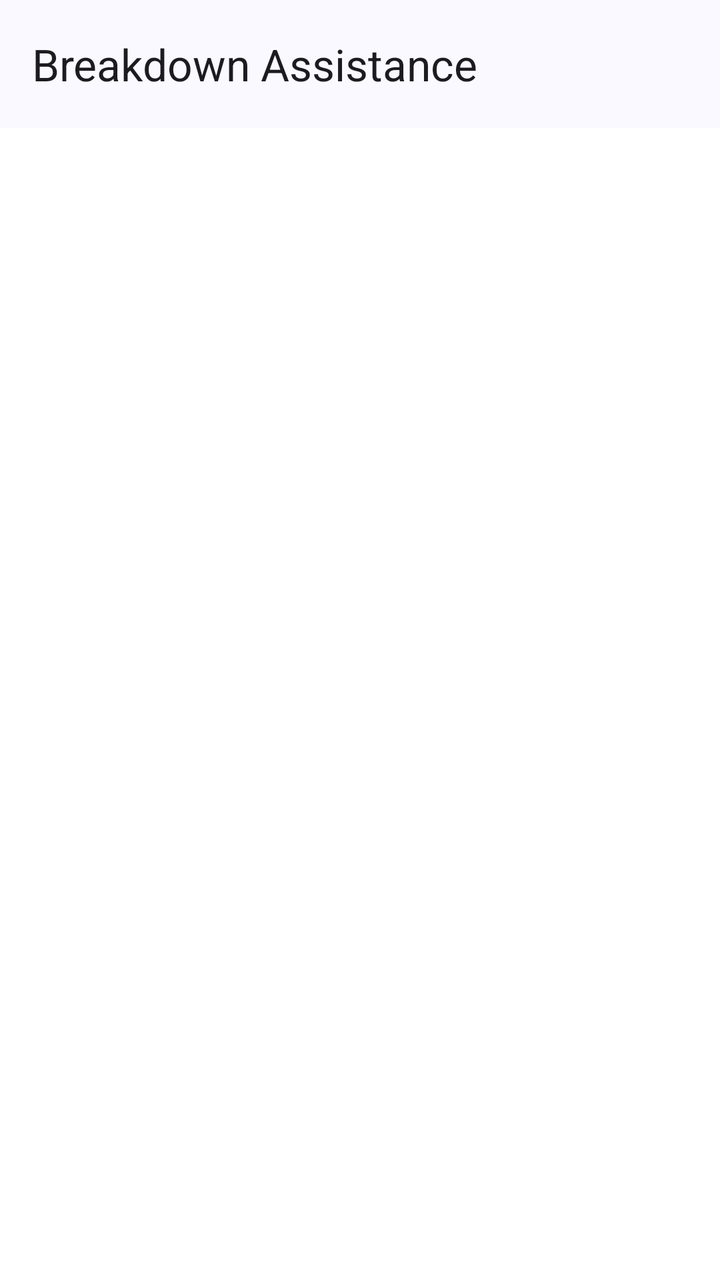
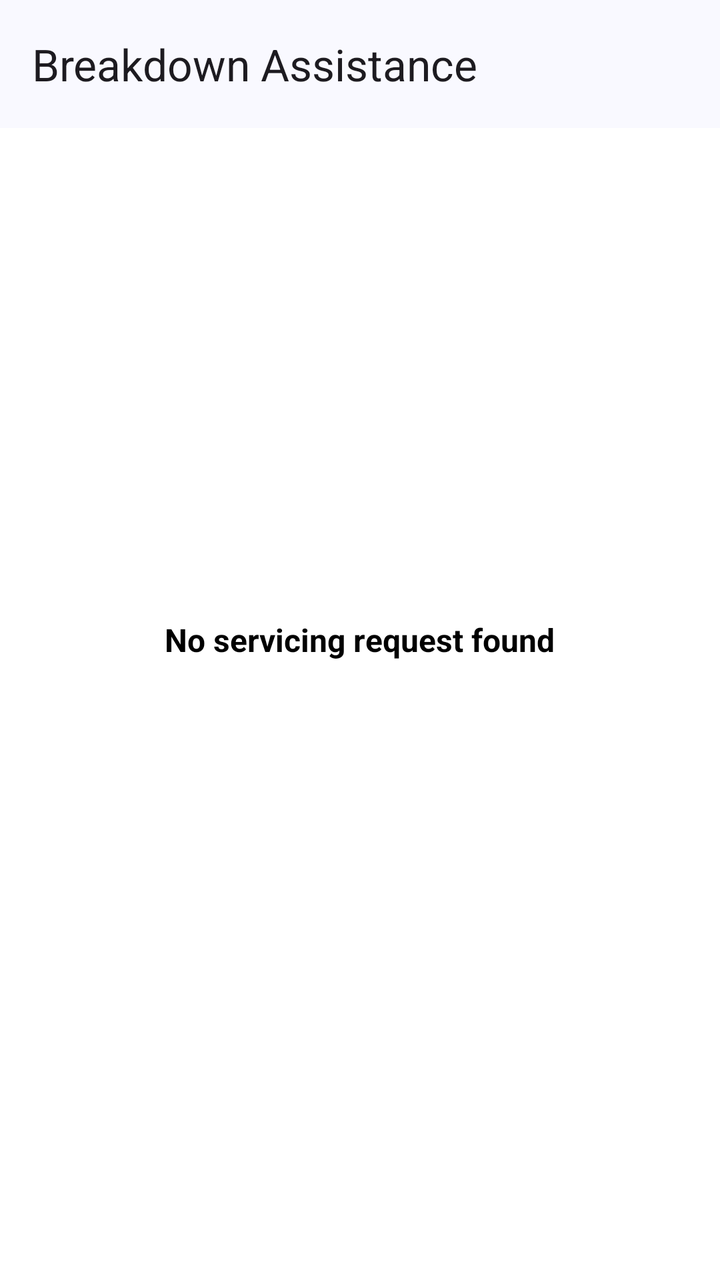

An Android layout rendered at two revisions. The XML below is the earlier revision; the diff shows what the commit changed to produce the second picture.
<!-- AndroidManifest.xml: application theme Theme.BreakdownAssistance -->
<!-- res/layout/fragment_servicing_requests.xml -->
<?xml version="1.0" encoding="utf-8"?>
<androidx.coordinatorlayout.widget.CoordinatorLayout xmlns:android="http://schemas.android.com/apk/res/android"
    xmlns:app="http://schemas.android.com/apk/res-auto"
    xmlns:tools="http://schemas.android.com/tools"
    android:layout_width="match_parent"
    android:layout_height="match_parent"
    tools:context=".ui.fragments.ServicingRequestsFragment">

    <androidx.recyclerview.widget.RecyclerView
        android:id="@+id/recyclerView"
        android:layout_width="match_parent"
        android:layout_height="match_parent"
        android:paddingHorizontal="24dp"
        android:paddingTop="24dp"
        android:paddingBottom="6dp"
        app:layout_behavior="@string/appbar_scrolling_view_behavior"
        tools:listitem="@layout/item_servicing_request_list" />

    <include
        android:id="@+id/header"
        layout="@layout/view_toolbar" />

</androidx.coordinatorlayout.widget.CoordinatorLayout>
<!-- res/layout/item_servicing_request_list.xml (included above) -->
<?xml version="1.0" encoding="utf-8"?>
<com.google.android.material.card.MaterialCardView xmlns:android="http://schemas.android.com/apk/res/android"
    xmlns:app="http://schemas.android.com/apk/res-auto"
    android:layout_width="match_parent"
    android:layout_height="wrap_content"
    android:layout_marginBottom="16dp"
    app:cardBackgroundColor="@color/light_accent"
    app:cardCornerRadius="18dp"
    app:strokeWidth="0dp">

    <LinearLayout
        android:layout_width="match_parent"
        android:layout_height="wrap_content"
        android:orientation="vertical"
        android:paddingHorizontal="24dp"
        android:paddingVertical="12dp">

        <LinearLayout
            android:layout_width="wrap_content"
            android:layout_height="wrap_content"
            android:orientation="horizontal">

            <TextView
                android:layout_width="wrap_content"
                android:layout_height="wrap_content"
                android:text="Service: "
                android:textColor="@color/black"
                android:textSize="16sp"
                android:textStyle="bold" />

            <TextView
                android:id="@+id/tvService"
                android:layout_width="wrap_content"
                android:layout_height="wrap_content"
                android:text="AC Repair"
                android:textColor="@color/black"
                android:textSize="16sp" />

        </LinearLayout>

        <LinearLayout
            android:layout_width="wrap_content"
            android:layout_height="wrap_content"
            android:orientation="horizontal">

            <TextView
                android:layout_width="wrap_content"
                android:layout_height="wrap_content"
                android:text="Requested By: "
                android:textColor="@color/black"
                android:textSize="16sp"
                android:textStyle="bold" />

            <TextView
                android:id="@+id/tvRequestedBy"
                android:layout_width="wrap_content"
                android:layout_height="wrap_content"
                android:text="John Doe"
                android:textColor="@color/black"
                android:textSize="16sp" />

        </LinearLayout>

        <LinearLayout
            android:layout_width="wrap_content"
            android:layout_height="wrap_content"
            android:orientation="horizontal">

            <TextView
                android:layout_width="wrap_content"
                android:layout_height="wrap_content"
                android:text="Garage: "
                android:textColor="@color/black"
                android:textSize="16sp"
                android:textStyle="bold" />

            <TextView
                android:id="@+id/tvGarage"
                android:layout_width="wrap_content"
                android:layout_height="wrap_content"
                android:text="Uttara, Dhaka"
                android:textColor="@color/black"
                android:textSize="16sp" />

        </LinearLayout>

        <LinearLayout
            android:layout_width="wrap_content"
            android:layout_height="wrap_content"
            android:orientation="horizontal">

            <TextView
                android:layout_width="wrap_content"
                android:layout_height="wrap_content"
                android:text="Minimum Price: "
                android:textColor="@color/black"
                android:textSize="16sp"
                android:textStyle="bold" />

            <TextView
                android:id="@+id/tvMinimumPrice"
                android:layout_width="wrap_content"
                android:layout_height="wrap_content"
                android:text="৳ 149"
                android:textColor="@color/black"
                android:textSize="16sp" />

        </LinearLayout>

        <LinearLayout
            android:layout_width="wrap_content"
            android:layout_height="wrap_content"
            android:orientation="horizontal">

            <TextView
                android:layout_width="wrap_content"
                android:layout_height="wrap_content"
                android:text="Service Charge: "
                android:textColor="@color/black"
                android:textSize="16sp"
                android:textStyle="bold" />

            <TextView
                android:id="@+id/tvServiceCharge"
                android:layout_width="wrap_content"
                android:layout_height="wrap_content"
                android:text="৳ 199"
                android:textColor="@color/black"
                android:textSize="16sp" />

        </LinearLayout>

        <LinearLayout
            android:layout_width="wrap_content"
            android:layout_height="wrap_content"
            android:orientation="horizontal">

            <TextView
                android:layout_width="wrap_content"
                android:layout_height="wrap_content"
                android:text="Time: "
                android:textColor="@color/black"
                android:textSize="16sp"
                android:textStyle="bold" />

            <TextView
                android:id="@+id/tvTime"
                android:layout_width="wrap_content"
                android:layout_height="wrap_content"
                android:text="11:00 AM"
                android:textColor="@color/black"
                android:textSize="16sp" />

        </LinearLayout>

        <LinearLayout
            android:layout_width="match_parent"
            android:layout_height="wrap_content"
            android:orientation="vertical">

            <TextView
                android:layout_width="wrap_content"
                android:layout_height="wrap_content"
                android:text="Additional Information:"
                android:textColor="@color/black"
                android:textSize="16sp"
                android:textStyle="bold" />

            <TextView
                android:id="@+id/tvAdditionalInfo"
                android:layout_width="match_parent"
                android:layout_height="wrap_content"
                android:justificationMode="inter_word"
                android:text="There are no additional information."
                android:textColor="@color/black"
                android:textSize="16sp" />

        </LinearLayout>

        <TextView
            android:layout_width="wrap_content"
            android:layout_height="wrap_content"
            android:layout_gravity="start"
            android:layout_marginTop="16dp"
            android:alpha="0.6"
            android:text="Feedback"
            android:textColor="@color/black"
            android:textSize="14sp" />

        <EditText
            android:id="@+id/editTextFeedback"
            android:layout_width="match_parent"
            android:layout_height="wrap_content"
            android:layout_marginTop="8dp"
            android:background="@drawable/semi_transparent_black_bg"
            android:hint="Rejection reason (optional)"
            android:inputType="textMultiLine"
            android:paddingHorizontal="18dp"
            android:paddingVertical="12dp" />

        <LinearLayout
            android:layout_width="match_parent"
            android:layout_height="wrap_content"
            android:layout_marginTop="12dp"
            android:orientation="horizontal">

            <com.google.android.material.button.MaterialButton
                android:id="@+id/btnAccept"
                android:layout_width="0dp"
                android:layout_height="wrap_content"
                android:layout_weight="1"
                android:backgroundTint="@color/accent"
                android:text="ACCEPT"
                app:cornerRadius="8dp" />

            <View
                android:layout_width="16dp"
                android:layout_height="match_parent" />

            <com.google.android.material.button.MaterialButton
                android:id="@+id/btnReject"
                android:layout_width="0dp"
                android:layout_height="wrap_content"
                android:layout_weight="1"
                android:backgroundTint="@color/red"
                android:text="REJECT"
                app:cornerRadius="8dp" />

        </LinearLayout>
    </LinearLayout>
</com.google.android.material.card.MaterialCardView>
<!-- res/layout/view_toolbar.xml (included above) -->
<?xml version="1.0" encoding="utf-8"?>
<com.google.android.material.appbar.AppBarLayout xmlns:android="http://schemas.android.com/apk/res/android"
    xmlns:app="http://schemas.android.com/apk/res-auto"
    xmlns:tools="http://schemas.android.com/tools"
    android:id="@+id/appBarLayout"
    android:layout_width="match_parent"
    android:layout_height="wrap_content"
    android:fitsSystemWindows="true"
    app:liftOnScroll="true">

    <com.google.android.material.appbar.MaterialToolbar
        android:id="@+id/toolbar"
        android:layout_width="match_parent"
        android:layout_height="?attr/actionBarSize"
        android:paddingEnd="24dp"
        app:contentInsetStartWithNavigation="0dp"
        app:maxLines="1"
        app:navigationIconTint="?attr/colorOnSurface"
        app:title="@string/app_name"
        app:titleTextAppearance="@style/TextAppearance.Material3.TitleLarge"
        app:titleTextEllipsize="end"
        tools:ignore="RtlSymmetry" />

    <ProgressBar
        android:id="@+id/progress"
        style="@style/Base.Widget.AppCompat.ProgressBar.Horizontal"
        android:layout_width="match_parent"
        android:layout_height="wrap_content"
        android:layout_marginTop="-7dp"
        android:layout_marginBottom="-7dp"
        android:indeterminate="true"
        android:indeterminateTint="@color/accent"
        android:visibility="gone" />

</com.google.android.material.appbar.AppBarLayout>
<!-- resources referenced by this layout -->
<resources>
  <color name="accent">#FF6A79F8</color>
  <color name="black">#FF000000</color>
  <color name="light_accent">#FFE1E2F4</color>
  <color name="red">#F71018</color>
  <!-- drawable semi_transparent_black_bg (drawable) -->
  <?xml version="1.0" encoding="utf-8"?>
  <shape xmlns:android="http://schemas.android.com/apk/res/android"
      android:shape="rectangle">
      <solid android:color="#1A000000" />
      <corners android:radius="6dp" />
  </shape>
  <string name="app_name">Breakdown Assistance</string>
  <style name="Theme.BreakdownAssistance" parent="Base.Theme.BreakdownAssistance" />
  <color name="white">#FFFFFFFF</color>
  <color name="transparent">#00000000</color>
  <color name="md_theme_primary">#415F91</color>
  <color name="md_theme_onPrimary">#FFFFFF</color>
  <color name="md_theme_primaryContainer">#D6E3FF</color>
  <color name="md_theme_onPrimaryContainer">#001B3E</color>
  <color name="md_theme_secondary">#565F71</color>
  <color name="md_theme_onSecondary">#FFFFFF</color>
  <color name="md_theme_secondaryContainer">#DAE2F9</color>
  <color name="md_theme_onSecondaryContainer">#131C2B</color>
  <color name="md_theme_tertiary">#705575</color>
  <color name="md_theme_onTertiary">#FFFFFF</color>
  <color name="md_theme_tertiaryContainer">#FAD8FD</color>
  <color name="md_theme_onTertiaryContainer">#28132E</color>
  <color name="md_theme_error">#BA1A1A</color>
  <color name="md_theme_onError">#FFFFFF</color>
  <color name="md_theme_errorContainer">#FFDAD6</color>
  <color name="md_theme_onErrorContainer">#410002</color>
  <color name="md_theme_background">#F9F9FF</color>
  <color name="md_theme_onBackground">#191C20</color>
  <color name="md_theme_surface">#F9F9FF</color>
  <color name="md_theme_onSurface">#191C20</color>
  <color name="md_theme_surfaceVariant">#E0E2EC</color>
  <color name="md_theme_onSurfaceVariant">#44474E</color>
  <color name="md_theme_outline">#74777F</color>
  <color name="md_theme_outlineVariant">#C4C6D0</color>
  <color name="md_theme_inverseSurface">#2E3036</color>
  <color name="md_theme_inverseOnSurface">#F0F0F7</color>
  <color name="md_theme_inversePrimary">#AAC7FF</color>
  <color name="md_theme_primaryFixed">#D6E3FF</color>
  <color name="md_theme_onPrimaryFixed">#001B3E</color>
  <color name="md_theme_primaryFixedDim">#AAC7FF</color>
  <color name="md_theme_onPrimaryFixedVariant">#284777</color>
  <color name="md_theme_secondaryFixed">#DAE2F9</color>
  <color name="md_theme_onSecondaryFixed">#131C2B</color>
  <color name="md_theme_secondaryFixedDim">#BEC6DC</color>
  <color name="md_theme_onSecondaryFixedVariant">#3E4759</color>
  <color name="md_theme_tertiaryFixed">#FAD8FD</color>
  <color name="md_theme_onTertiaryFixed">#28132E</color>
  <color name="md_theme_tertiaryFixedDim">#DDBCE0</color>
  <color name="md_theme_onTertiaryFixedVariant">#573E5C</color>
  <color name="md_theme_surfaceDim">#D9D9E0</color>
  <color name="md_theme_surfaceBright">#F9F9FF</color>
  <color name="md_theme_surfaceContainerLowest">#FFFFFF</color>
  <color name="md_theme_surfaceContainerLow">#F3F3FA</color>
  <color name="md_theme_surfaceContainer">#EDEDF4</color>
  <color name="md_theme_surfaceContainerHigh">#E7E8EE</color>
  <color name="md_theme_surfaceContainerHighest">#E2E2E9</color>
  <!-- unchanged entries left out for length: 1 -->
</resources>

<!-- the commit's change to res/layout/fragment_servicing_requests.xml (unified diff, before → after) -->
@@ -5,6 +5,16 @@
     android:layout_width="match_parent"
     android:layout_height="match_parent"
     tools:context=".ui.fragments.ServicingRequestsFragment">
+
+    <TextView
+        android:id="@+id/noRequestFound"
+        android:layout_width="wrap_content"
+        android:layout_height="wrap_content"
+        android:layout_gravity="center"
+        android:text="No servicing request found"
+        android:textColor="@color/black"
+        android:textSize="16sp"
+        android:textStyle="bold" />
 
     <androidx.recyclerview.widget.RecyclerView
         android:id="@+id/recyclerView"
